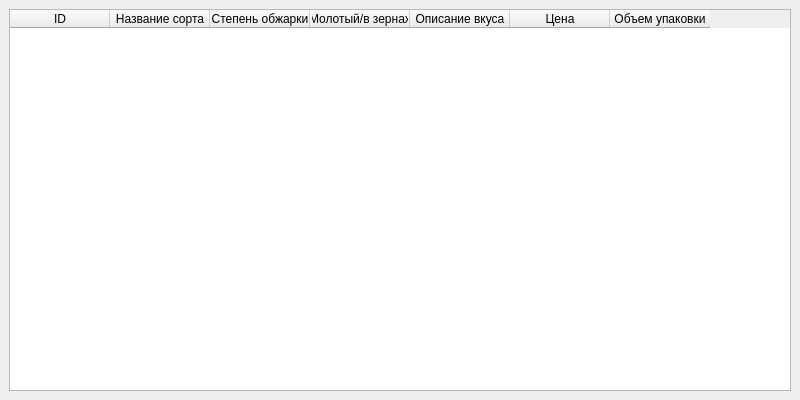
Old version of the form main.ui in the repository khmelnovz-coder/FirsrtHW.
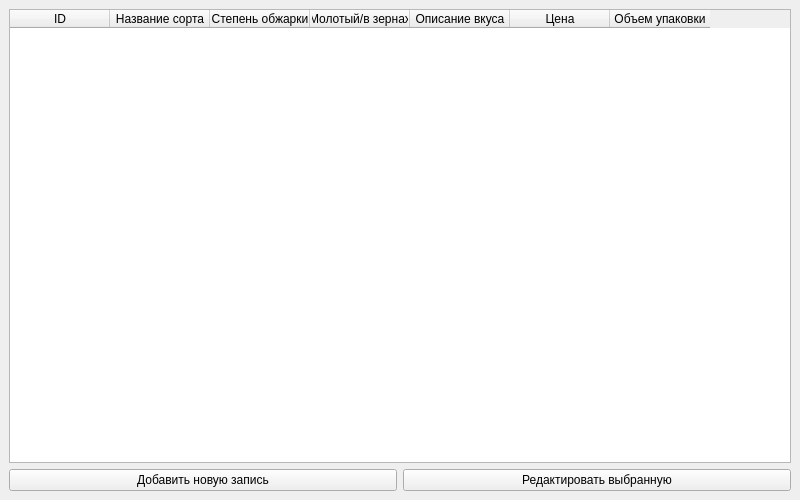
New version of the form.

```diff
--- a/main.ui
+++ b/main.ui
@@ -7,7 +7,7 @@
     <x>0</x>
     <y>0</y>
     <width>800</width>
-    <height>400</height>
+    <height>500</height>
    </rect>
   </property>
   <property name="windowTitle">
@@ -54,6 +54,24 @@
       </column>
      </widget>
     </item>
+    <item>
+     <layout class="QHBoxLayout" name="horizontalLayout">
+      <item>
+       <widget class="QPushButton" name="addButton">
+        <property name="text">
+         <string>Добавить новую запись</string>
+        </property>
+       </widget>
+      </item>
+      <item>
+       <widget class="QPushButton" name="editButton">
+        <property name="text">
+         <string>Редактировать выбранную</string>
+        </property>
+       </widget>
+      </item>
+     </layout>
+    </item>
    </layout>
   </widget>
  </widget>
```
Left out of the diff: 2 changed lines with no effect on the pictures.
